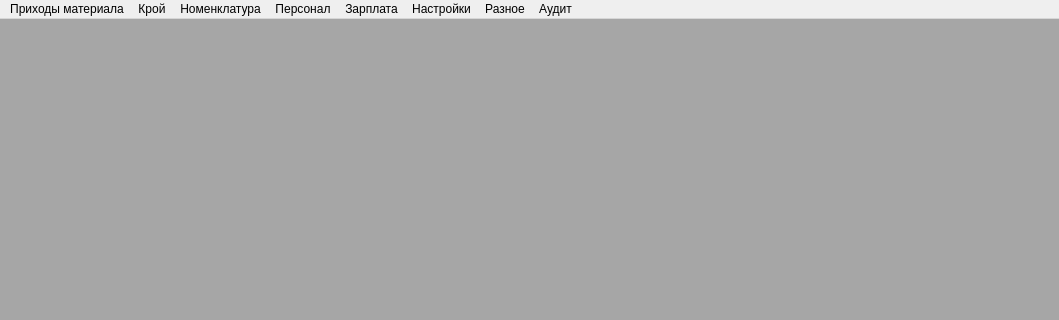
First picture: the form in ui/main.ui, repository Meller008/CRM-Avi, before the edit; both pictures show x 0 to 1059 and y 0 to 320 of the 1059 by 610 pixel window.
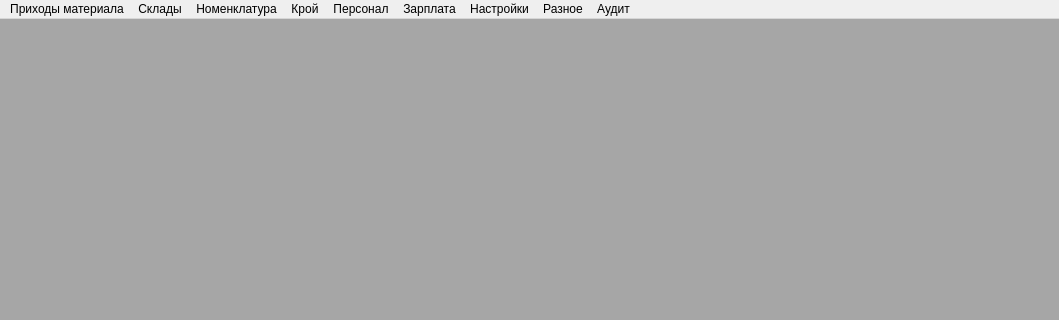
Second picture: the form after the edit. Icons and pictures are not drawn.

```diff
--- a/ui/main.ui
+++ b/ui/main.ui
@@ -161,9 +161,17 @@
     <addaction name="ma_salary_work"/>
     <addaction name="ma_pack_operation_list"/>
    </widget>
+   <widget class="QMenu" name="menu_12">
+    <property name="title">
+     <string>Склады</string>
+    </property>
+    <addaction name="ma_warehouse"/>
+    <addaction name="ma_warehouse_rest"/>
+   </widget>
    <addaction name="menu"/>
-   <addaction name="menu_8"/>
+   <addaction name="menu_12"/>
    <addaction name="menu_7"/>
+   <addaction name="menu_8"/>
    <addaction name="menu_4"/>
    <addaction name="menu_11"/>
    <addaction name="menu_3"/>
```
Left out of the diff: 71 changed lines with no effect on the pictures.
